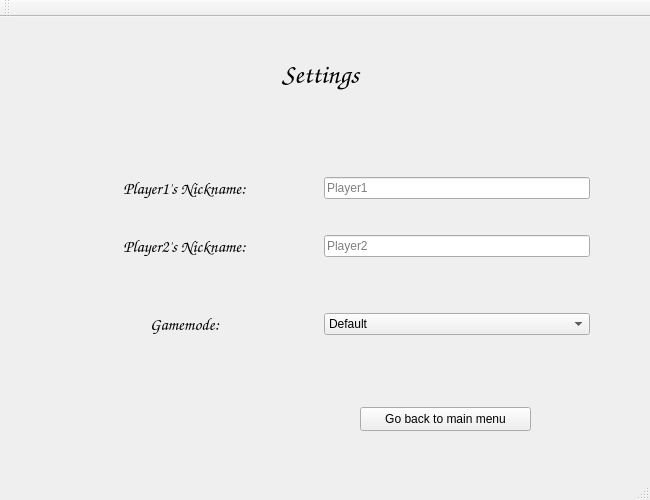
The window that app/SettingsWidget.ui (onisimm/Cookie-Byte-10LF323) describes before a commit, drawn with Qt 5.
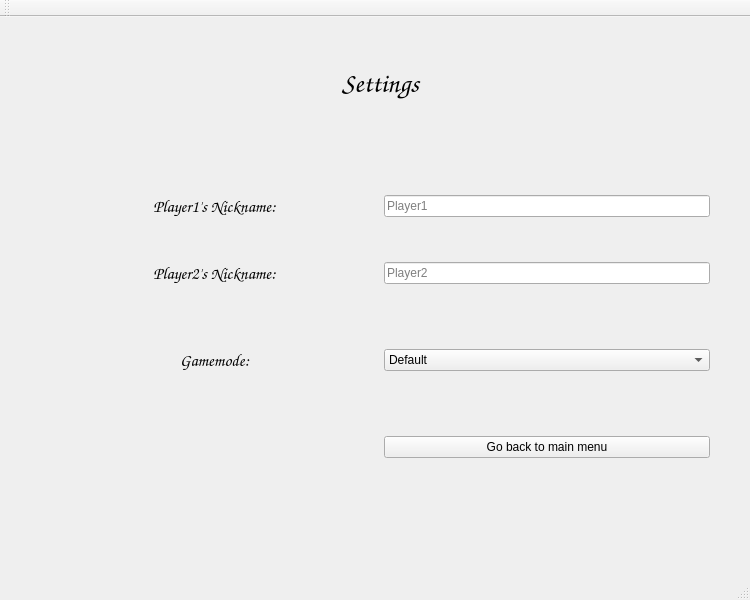
The same window after the commit.

Commit message: Show Gamemode inside the game

```diff
--- a/app/SettingsWidget.ui
+++ b/app/SettingsWidget.ui
@@ -6,8 +6,8 @@
    <rect>
     <x>0</x>
     <y>0</y>
-    <width>650</width>
-    <height>500</height>
+    <width>750</width>
+    <height>600</height>
    </rect>
   </property>
   <property name="windowTitle">
@@ -19,62 +19,11 @@
      <rect>
       <x>40</x>
       <y>0</y>
-      <width>561</width>
-      <height>361</height>
+      <width>681</width>
+      <height>491</height>
      </rect>
     </property>
     <layout class="QGridLayout" name="gridLayout">
-     <item row="2" column="0" colspan="2">
-      <spacer name="verticalSpacer">
-       <property name="orientation">
-        <enum>Qt::Vertical</enum>
-       </property>
-       <property name="sizeType">
-        <enum>QSizePolicy::Maximum</enum>
-       </property>
-       <property name="sizeHint" stdset="0">
-        <size>
-         <width>150</width>
-         <height>50</height>
-        </size>
-       </property>
-      </spacer>
-     </item>
-     <item row="8" column="1">
-      <widget class="QComboBox" name="comboBox_2">
-       <item>
-        <property name="text">
-         <string>Default</string>
-        </property>
-       </item>
-       <item>
-        <property name="text">
-         <string>Bulldozer</string>
-        </property>
-       </item>
-       <item>
-        <property name="text">
-         <string>Mines</string>
-        </property>
-       </item>
-      </widget>
-     </item>
-     <item row="8" column="0">
-      <widget class="QLabel" name="label_4">
-       <property name="font">
-        <font>
-         <family>Comic Sans MS</family>
-         <pointsize>13</pointsize>
-        </font>
-       </property>
-       <property name="text">
-        <string>Gamemode:</string>
-       </property>
-       <property name="alignment">
-        <set>Qt::AlignCenter</set>
-       </property>
-      </widget>
-     </item>
      <item row="6" column="0">
       <widget class="QLabel" name="label_3">
        <property name="font">
@@ -91,19 +40,6 @@
        </property>
       </widget>
      </item>
-     <item row="6" column="1">
-      <widget class="QLineEdit" name="lineEdit_2">
-       <property name="sizePolicy">
-        <sizepolicy hsizetype="Preferred" vsizetype="Maximum">
-         <horstretch>0</horstretch>
-         <verstretch>0</verstretch>
-        </sizepolicy>
-       </property>
-       <property name="placeholderText">
-        <string>Player2</string>
-       </property>
-      </widget>
-     </item>
      <item row="7" column="0" colspan="2">
       <spacer name="verticalSpacer_2">
        <property name="orientation">
@@ -120,35 +56,6 @@
        </property>
       </spacer>
      </item>
-     <item row="4" column="0">
-      <widget class="QLabel" name="label_2">
-       <property name="font">
-        <font>
-         <family>Comic Sans MS</family>
-         <pointsize>13</pointsize>
-        </font>
-       </property>
-       <property name="text">
-        <string>Player1's Nickname:</string>
-       </property>
-       <property name="alignment">
-        <set>Qt::AlignCenter</set>
-       </property>
-      </widget>
-     </item>
-     <item row="4" column="1">
-      <widget class="QLineEdit" name="lineEdit">
-       <property name="sizePolicy">
-        <sizepolicy hsizetype="Preferred" vsizetype="Maximum">
-         <horstretch>0</horstretch>
-         <verstretch>0</verstretch>
-        </sizepolicy>
-       </property>
-       <property name="placeholderText">
-        <string>Player1</string>
-       </property>
-      </widget>
-     </item>
      <item row="1" column="0" colspan="2">
       <widget class="QLabel" name="label">
        <property name="sizePolicy">
@@ -171,21 +78,124 @@
        </property>
       </widget>
      </item>
+     <item row="4" column="0">
+      <widget class="QLabel" name="player1Label">
+       <property name="font">
+        <font>
+         <family>Comic Sans MS</family>
+         <pointsize>13</pointsize>
+        </font>
+       </property>
+       <property name="text">
+        <string>Player1's Nickname:</string>
+       </property>
+       <property name="alignment">
+        <set>Qt::AlignCenter</set>
+       </property>
+      </widget>
+     </item>
+     <item row="10" column="1">
+      <widget class="QComboBox" name="gamemodeOption">
+       <item>
+        <property name="text">
+         <string>Default</string>
+        </property>
+       </item>
+       <item>
+        <property name="text">
+         <string>Bulldozer</string>
+        </property>
+       </item>
+       <item>
+        <property name="text">
+         <string>Mines</string>
+        </property>
+       </item>
+      </widget>
+     </item>
+     <item row="4" column="1">
+      <widget class="QLineEdit" name="player1Nickname">
+       <property name="sizePolicy">
+        <sizepolicy hsizetype="Preferred" vsizetype="Maximum">
+         <horstretch>0</horstretch>
+         <verstretch>0</verstretch>
+        </sizepolicy>
+       </property>
+       <property name="placeholderText">
+        <string>Player1</string>
+       </property>
+      </widget>
+     </item>
+     <item row="10" column="0">
+      <widget class="QLabel" name="gamemodeLabel">
+       <property name="font">
+        <font>
+         <family>Comic Sans MS</family>
+         <pointsize>13</pointsize>
+        </font>
+       </property>
+       <property name="text">
+        <string>Gamemode:</string>
+       </property>
+       <property name="alignment">
+        <set>Qt::AlignCenter</set>
+       </property>
+      </widget>
+     </item>
+     <item row="6" column="1">
+      <widget class="QLineEdit" name="player2Nickname">
+       <property name="sizePolicy">
+        <sizepolicy hsizetype="Preferred" vsizetype="Maximum">
+         <horstretch>0</horstretch>
+         <verstretch>0</verstretch>
+        </sizepolicy>
+       </property>
+       <property name="placeholderText">
+        <string>Player2</string>
+       </property>
+      </widget>
+     </item>
+     <item row="2" column="0" colspan="2">
+      <spacer name="verticalSpacer">
+       <property name="orientation">
+        <enum>Qt::Vertical</enum>
+       </property>
+       <property name="sizeType">
+        <enum>QSizePolicy::Maximum</enum>
+       </property>
+       <property name="sizeHint" stdset="0">
+        <size>
+         <width>150</width>
+         <height>50</height>
+        </size>
+       </property>
+      </spacer>
+     </item>
+     <item row="12" column="1">
+      <widget class="QPushButton" name="backToMenuButton">
+       <property name="text">
+        <string>Go back to main menu</string>
+       </property>
+      </widget>
+     </item>
+     <item row="11" column="0" colspan="2">
+      <spacer name="verticalSpacer_3">
+       <property name="orientation">
+        <enum>Qt::Vertical</enum>
+       </property>
+       <property name="sizeType">
+        <enum>QSizePolicy::Maximum</enum>
+       </property>
+       <property name="sizeHint" stdset="0">
+        <size>
+         <width>20</width>
+         <height>20</height>
+        </size>
+       </property>
+      </spacer>
+     </item>
     </layout>
    </widget>
-   <widget class="QPushButton" name="backToMenuButton">
-    <property name="geometry">
-     <rect>
-      <x>360</x>
-      <y>390</y>
-      <width>171</width>
-      <height>24</height>
-     </rect>
-    </property>
-    <property name="text">
-     <string>Go back to main menu</string>
-    </property>
-   </widget>
   </widget>
   <widget class="QMenuBar" name="menuBar">
    <property name="geometry">
```
Left out of the diff: 6 changed lines with no effect on the pictures. The commit also changes 7 other files.
